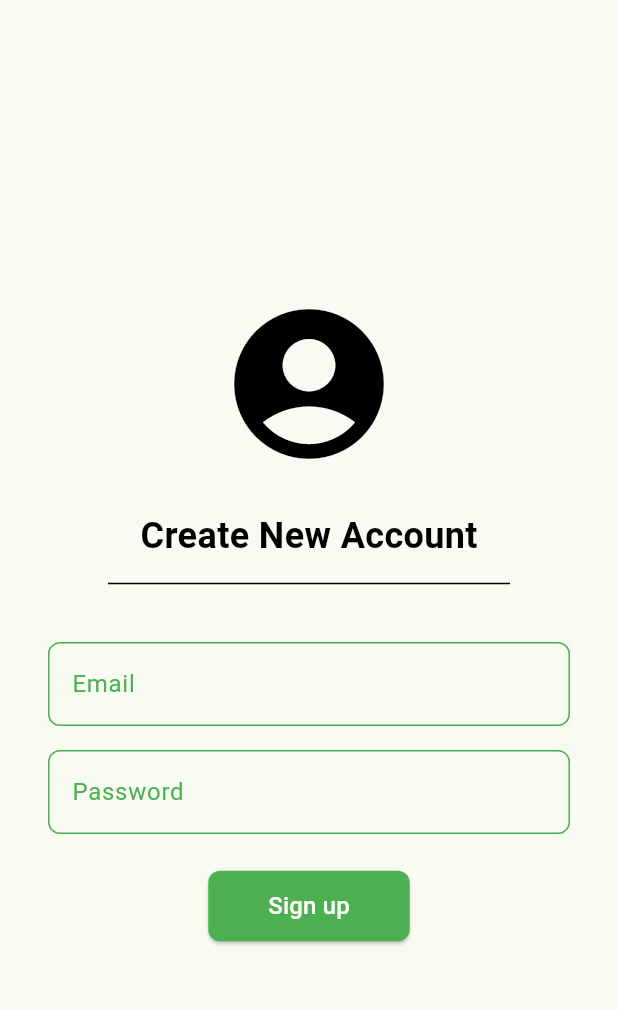
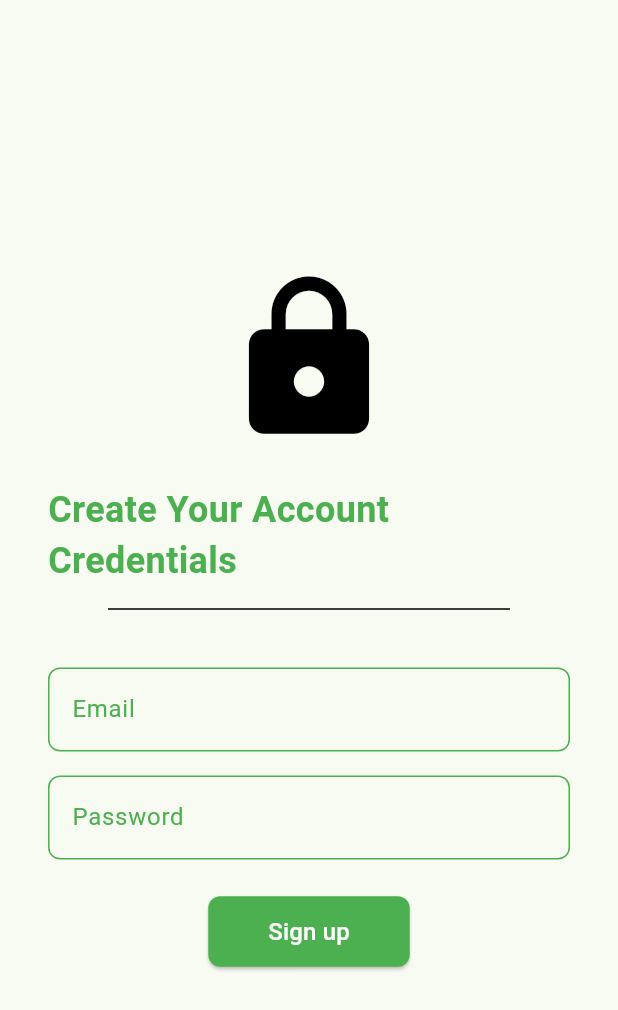
Before and after one commit to Grupo-3-IoTeam/ThirstySeedMobileApplication, a Flutter app: the screen it shows after launch, after a tap on "Sign Up", on a phone screen of 412 x 824 dp. Shown: the top 1010 px of the screen. Run offline on Flutter 3.47's test engine with Material 3 defaults, Android fonts, the phone set to English and light mode, and no system bars; our stand-ins replace equatable; network calls fail.

Commit message:
update: auth

```diff
--- a/lib/iam/presentation/create_account_screen.dart
+++ b/lib/iam/presentation/create_account_screen.dart
@@ -67,12 +67,13 @@ class _CreateAccountScreenState extends State<CreateAccountScreen> {
           child: Column(
             mainAxisAlignment: MainAxisAlignment.center,
             children: [
-              const Icon(Icons.account_circle, size: 120, color: Colors.black),
+              const Icon(Icons.lock, size: 120, color: Color.fromARGB(255, 0, 0, 0)),
               const SizedBox(height: 24),
               const Text(
-                'Create New Account',
-                style: TextStyle(fontSize: 24, fontWeight: FontWeight.bold, color: Colors.black),
+                'Create Your Account Credentials',
+                style: TextStyle(fontSize: 24, fontWeight: FontWeight.bold, color: Color.fromARGB(255, 76, 175, 80)),
               ),
+
               const Divider(color: Colors.black, thickness: 1, indent: 40, endIndent: 40, height: 30),
               const SizedBox(height: 24),
               _buildTextField(_emailController, 'Email'),
```
